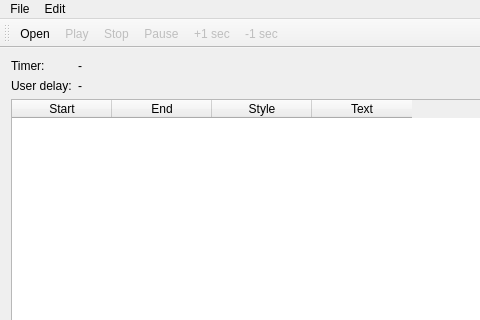
Old version of the form mainwindow.ui in the repository Subtivals/subtivals; both pictures show x 0 to 480 and y 0 to 320 of the 654 by 500 pixel window.
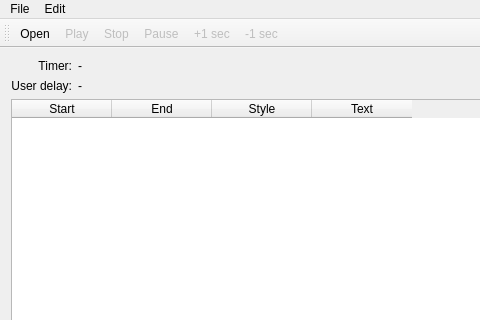
New version of the form.

Commit message: layout enhancements

Diff of the .ui file:
```diff
--- a/mainwindow.ui
+++ b/mainwindow.ui
@@ -22,6 +22,9 @@
         <property name="text">
          <string>Timer:</string>
         </property>
+        <property name="alignment">
+         <set>Qt::AlignRight|Qt::AlignTrailing|Qt::AlignVCenter</set>
+        </property>
        </widget>
       </item>
       <item row="0" column="1">
@@ -42,6 +45,9 @@
         <property name="text">
          <string>User delay:</string>
         </property>
+        <property name="alignment">
+         <set>Qt::AlignRight|Qt::AlignTrailing|Qt::AlignVCenter</set>
+        </property>
        </widget>
       </item>
       <item row="1" column="1">
```
The commit also changes 2 other files.
